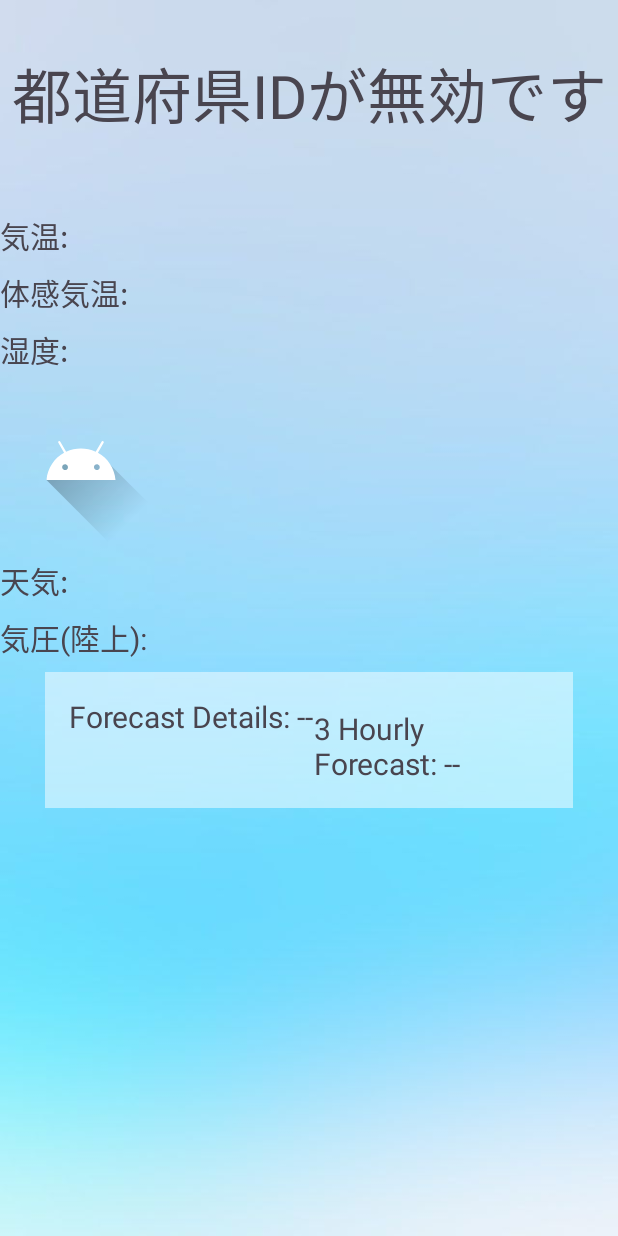
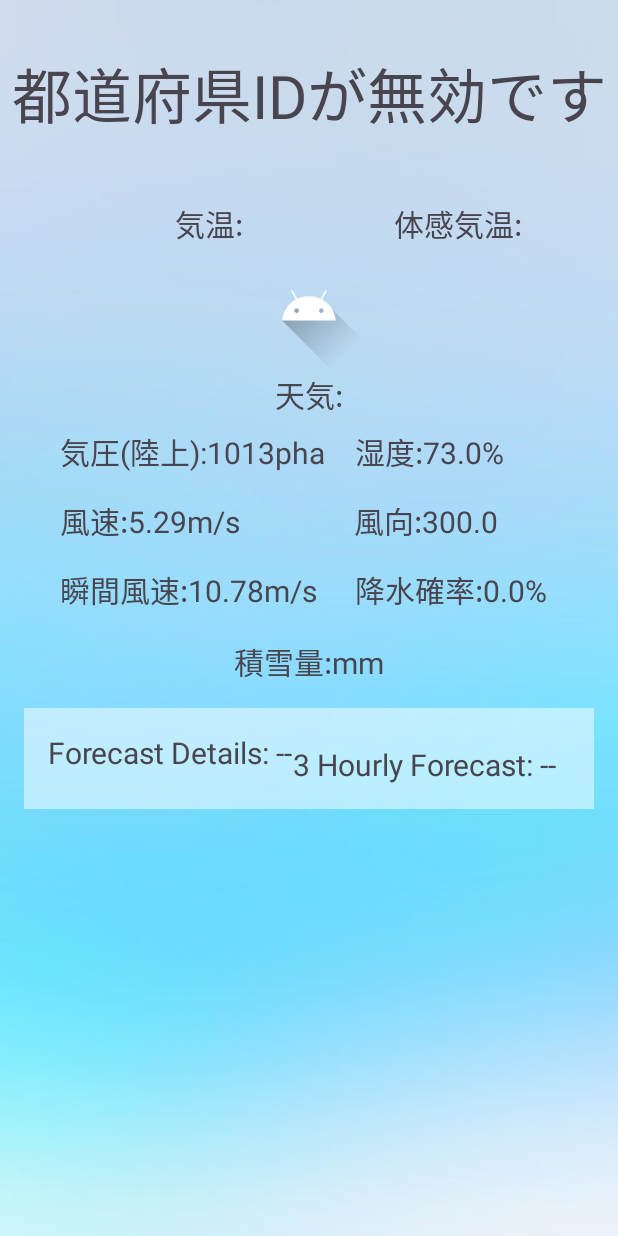
Before and after one commit to its22013/Android2, an Android app: the WeatherDetailsActivity screen opened directly, with no data from a screen before it, on a phone screen of 412 x 824 dp. Run offline under Robolectric (Android 15) with nearby library versions, the phone set to English and light mode, and no system bars; pictures from the network do not load.

Commit message:
openweather apiのアプリ８割くらいできたかな！

```diff
--- a/OpenWeatherAPI/app/src/main/java/jp/ac/it_college/std/s22013/open_weather_api/WeatherDetailsActivity.kt
+++ b/OpenWeatherAPI/app/src/main/java/jp/ac/it_college/std/s22013/open_weather_api/WeatherDetailsActivity.kt
@@ -19,6 +19,7 @@ import java.util.Date
 import java.util.Locale
 
 class WeatherDetailsActivity : AppCompatActivity() {
+
     companion object {
         private const val CURRENT_WEATHER_URL = "https://api.openweathermap.org/data/2.5/weather?lang=ja"
         private const val FORECAST_URL = "https://api.openweathermap.org/data/2.5/forecast?lang=ja"
@@ -45,7 +46,6 @@ class WeatherDetailsActivity : AppCompatActivity() {
                 showForecast(forecastResult)
             }
         } else {
-            // エラーメッセージを表示するなどの処理を追加
             binding.currentLocation.text = "都道府県IDが無効です"
         }
     }
@@ -62,14 +62,11 @@ class WeatherDetailsActivity : AppCompatActivity() {
             try {
                 con.connect()
                 val result = con.inputStream.reader().readText()
-                // 通信成功時に正しく切断する
                 result
             } catch (ex: SocketTimeoutException) {
-                // 通信がタイムアウトした場合のエラーハンドリング
                 ex.printStackTrace()
                 ""
             } finally {
-                // 通信切断をfinallyブロックに移動
                 con.disconnect()
             }
         }
@@ -104,8 +101,11 @@ class WeatherDetailsActivity : AppCompatActivity() {
             val snow = root.optJSONObject("snow")
             val snowfall = snow?.optDouble("1h", 0.0) ?: 0.0
             val timestamp = root.getLong("dt")
+            val windSpeedText = "風速: $windSpeed m/s"
+            val windDirectionText = "風向: $windDirection°"
+            val windGustText = "瞬間風速: $windGust m/s"
+            val rainText = "降水確率: ${precipitation}%"
 
-            // 現在の天気情報を表示
             binding.currentLocation.text = "現在の天気 \n $cityName"
 
             binding.currentTemperature.text = "気温: ${formatTemperature(temperature)}°C"
@@ -118,13 +118,25 @@ class WeatherDetailsActivity : AppCompatActivity() {
 
             binding.weather.text = "天気: $weatherDescription"
 
-            // 天気アイコンの表示
+            binding.windSpeed.text = windSpeedText
+
+            binding.windDirection.text = windDirectionText
+
+            binding.windGust.text = windGustText
+
+            binding.rain.text = rainText
+
+            if (snowfall > 0) {
+                binding.snowfall.text = "積雪量: ${snowfall}mm"
+            } else {
+                binding.snowfall.text = "積雪なし"
+            }
+
             Glide.with(this@WeatherDetailsActivity)
                 .load("https://openweathermap.org/img/wn/$weatherIcon.png")
                 .into(binding.weatherIcon)
 
         } else {
-            // エラーメッセージを表示するなどの処理を追加
             binding.currentLocation.text = "現在の天気情報の取得に失敗しました"
         }
     }
@@ -140,19 +152,20 @@ class WeatherDetailsActivity : AppCompatActivity() {
                 val timestamp = forecastData.getLong("dt")
                 val weatherDetails = getWeatherDetails(forecastData.getJSONArray("weather"))
 
-                // 3時間毎の5日間の天気予報を表示
-                forecastDetails.append("${timestampToTime(timestamp)} - $weatherDetails\n")
+                forecastDetails.append("${timestampToTime(timestamp)}  $weatherDetails ${getPrecipitation(forecastData)}%\n")
             }
 
-            // 以下、表示処理
             binding.hourlyForecast.text = ""
             binding.forecastDetails.text = "３時間毎の予報 \n$forecastDetails"
 
         } else {
-            // エラーメッセージを表示するなどの処理を追加
             binding.forecastDetails.text = "天気予報情報の取得に失敗しました\n3 Hourly Forecast: 天気予報情報の取得に失敗しました"
+        }
+    }
 
-        }
+    private fun getPrecipitation(forecastData: JSONObject): Double {
+        val rain = forecastData.optJSONObject("rain")
+        return rain?.optDouble("1h", 0.0) ?: 0.0
     }
 
     private fun getWeatherDetails(weatherArray: JSONArray): String {
@@ -164,16 +177,11 @@ class WeatherDetailsActivity : AppCompatActivity() {
     }
 
     private fun timestampToTime(timestamp: Long): String {
-        // タイムスタンプを時間に変換する処理を追加
-        // 例: 1637149200 → 2021-11-17 12:00:00
-        // 注意: 日付時刻のフォーマットは実際のAPIの仕様に合わせて調整する必要があります。
-        // この例では単なる参考としています。
         val format = SimpleDateFormat("yyyy-MM-dd HH:mm:ss", Locale.getDefault())
         return format.format(Date(timestamp * 1000))
     }
 
     private fun formatTemperature(temperature: Double): String {
-        // 気温を日本語の数字にフォーマットする
         val numberFormat = NumberFormat.getInstance(Locale.JAPANESE)
         return numberFormat.format(temperature.toInt())
     }
--- a/OpenWeatherAPI/app/src/main/res/layout/activity_weather_details.xml
+++ b/OpenWeatherAPI/app/src/main/res/layout/activity_weather_details.xml
@@ -9,113 +9,71 @@
     tools:context=".WeatherDetailsActivity">
 
     <ScrollView
-        android:layout_width="match_parent"
-        android:layout_height="match_parent">
+        android:layout_width="0dp"
+        android:layout_height="0dp"
+        app:layout_constraintBottom_toBottomOf="parent"
+        app:layout_constraintEnd_toEndOf="parent"
+        app:layout_constraintStart_toStartOf="parent"
+        app:layout_constraintTop_toTopOf="parent">
 
-        <LinearLayout
+        <androidx.constraintlayout.widget.ConstraintLayout
             android:layout_width="match_parent"
-            android:layout_height="wrap_content"
-            android:orientation="vertical">
+            android:layout_height="wrap_content">
 
             <!-- TextView: 現在の場所 -->
-
             <TextView
                 android:id="@+id/current_location"
-                android:layout_width="match_parent"
+                android:layout_width="0dp"
                 android:layout_height="126dp"
-                android:layout_alignParentTop="true"
-                android:layout_centerInParent="true"
-                android:layout_centerHorizontal="true"
-                android:layout_marginTop="0dp"
                 android:gravity="center"
                 android:text="@string/tool_tp"
-                android:textSize="40sp" />
+                android:textSize="40sp"
+                app:layout_constraintEnd_toEndOf="parent"
+                app:layout_constraintHorizontal_bias="0.0"
+                app:layout_constraintStart_toStartOf="parent"
+                app:layout_constraintTop_toTopOf="parent" />
 
             <!-- TextView: 気温 -->
 
+            <!-- 他のTextView要素も同様に修正 -->
+
+            <!-- LinearLayout: 予報詳細と3時間ごとの予報 -->
+
             <TextView
                 android:id="@+id/current_temperature"
-                android:layout_width="185dp"
-                android:layout_height="wrap_content"
-                android:layout_below="@+id/current_location"
-                android:layout_centerHorizontal="true"
-                android:layout_marginTop="16dp"
-                android:text="@string/temperature_label"
-                android:textSize="20sp" />
-
-            <!-- TextView: 体感気温 -->
-
-            <!-- TextView: 湿度 -->
-            <TextView
-                android:id="@+id/feels_like"
                 android:layout_width="wrap_content"
                 android:layout_height="wrap_content"
-                android:layout_below="@+id/current_temperature"
-                android:layout_centerHorizontal="true"
+                android:layout_marginStart="32dp"
                 android:layout_marginTop="8dp"
-                android:text="@string/feels_like_label"
-                android:textSize="20sp" />
+                android:layout_marginEnd="16dp"
+                android:text="@string/temperature_label"
+                android:textSize="20sp"
+                app:layout_constraintEnd_toStartOf="@+id/feels_like"
+                app:layout_constraintStart_toStartOf="parent"
+                app:layout_constraintTop_toBottomOf="@+id/current_location" />
 
-            <TextView
-                android:id="@+id/humidity"
-                android:layout_width="wrap_content"
+            <LinearLayout
+                android:layout_width="0dp"
                 android:layout_height="wrap_content"
-                android:layout_below="@+id/feels_like"
-                android:layout_centerHorizontal="true"
-                android:layout_marginTop="8dp"
-                android:text="@string/humidity_label"
-                android:textSize="20sp" />
-
-
-            <ImageView
-                android:id="@+id/weatherIcon"
-                android:layout_width="wrap_content"
-                android:layout_height="wrap_content"
-                android:layout_below="@id/humidity"
-                android:layout_centerHorizontal="true"
-                android:layout_marginTop="8dp"
-                android:src="@drawable/ic_launcher_foreground" />
-
-            <TextView
-                android:id="@+id/weather"
-                android:layout_width="wrap_content"
-                android:layout_height="wrap_content"
-                android:layout_below="@+id/weatherIcon"
-                android:layout_centerHorizontal="true"
-                android:layout_marginTop="8dp"
-                android:text="@string/Weather_label"
-                android:textSize="20sp" />
-
-            <!-- TextView: 気圧 -->
-            <TextView
-                android:id="@+id/pressure"
-                android:layout_width="wrap_content"
-                android:layout_height="wrap_content"
-                android:layout_below="@+id/weather"
-                android:layout_centerHorizontal="true"
-                android:layout_marginTop="8dp"
-                android:text="@string/pressure_label"
-                android:textSize="20sp" />
-
-            <!-- LinearLayout: 予報詳細と3時間ごとの予報 -->
-            <LinearLayout
-                android:layout_width="match_parent"
-                android:layout_height="wrap_content"
+                android:layout_marginStart="16dp"
+                android:layout_marginTop="16dp"
+                android:layout_marginEnd="16dp"
                 android:background="#80FFFFFF"
                 android:padding="16dp"
-                android:layout_marginTop="8dp"
-                android:layout_marginLeft="30dp"
-                android:layout_marginRight="30dp"
-                android:layout_below="@+id/pressure"
-                android:layout_centerHorizontal="true">
+                app:layout_constraintBottom_toBottomOf="parent"
+                app:layout_constraintEnd_toEndOf="parent"
+                app:layout_constraintHorizontal_bias="0.0"
+                app:layout_constraintStart_toStartOf="parent"
+                app:layout_constraintTop_toBottomOf="@+id/snowfall"
+                app:layout_constraintVertical_bias="1.0">
 
                 <!-- TextView: 予報詳細 -->
                 <TextView
                     android:id="@+id/forecast_details"
                     android:layout_width="wrap_content"
                     android:layout_height="wrap_content"
-                    android:textSize="20sp"
-                    android:text="Forecast Details: --" />
+                    android:text="Forecast Details: --"
+                    android:textSize="20sp" />
 
                 <!-- TextView: 3時間ごとの予報 -->
                 <TextView
@@ -123,13 +81,117 @@
                     android:layout_width="wrap_content"
                     android:layout_height="wrap_content"
                     android:layout_marginTop="8dp"
-                    android:textSize="20sp"
-                    android:layout_below="@+id/forecast_details"
-                    android:text="3 Hourly Forecast: --" />
+                    android:text="3 Hourly Forecast: --"
+                    android:textSize="20sp" />
 
             </LinearLayout>
 
-        </LinearLayout>
+            <TextView
+                android:id="@+id/feels_like"
+                android:layout_width="wrap_content"
+                android:layout_height="wrap_content"
+                android:layout_marginTop="8dp"
+                android:layout_marginEnd="64dp"
+                android:text="@string/feels_like_label"
+                android:textSize="20sp"
+                app:layout_constraintEnd_toEndOf="parent"
+                app:layout_constraintTop_toBottomOf="@+id/current_location" />
 
+            <ImageView
+                android:id="@+id/weatherIcon"
+                android:layout_width="100dp"
+                android:layout_height="84dp"
+                app:layout_constraintEnd_toEndOf="parent"
+                app:layout_constraintStart_toStartOf="parent"
+                app:layout_constraintTop_toBottomOf="@+id/current_temperature"
+                app:srcCompat="@drawable/ic_launcher_foreground" />
+
+            <TextView
+                android:id="@+id/weather"
+                android:layout_width="wrap_content"
+                android:layout_height="wrap_content"
+                android:text="@string/Weather_label"
+                android:textSize="20sp"
+                app:layout_constraintEnd_toEndOf="parent"
+                app:layout_constraintStart_toStartOf="parent"
+                app:layout_constraintTop_toBottomOf="@+id/weatherIcon" />
+
+            <TextView
+                android:id="@+id/pressure"
+                android:layout_width="wrap_content"
+                android:layout_height="wrap_content"
+                android:layout_marginStart="40dp"
+                android:layout_marginTop="8dp"
+                android:text="@string/pressure_label"
+                android:textSize="20sp"
+                app:layout_constraintStart_toStartOf="parent"
+                app:layout_constraintTop_toBottomOf="@+id/weather" />
+
+            <TextView
+                android:id="@+id/humidity"
+                android:layout_width="wrap_content"
+                android:layout_height="wrap_content"
+                android:layout_marginTop="8dp"
+                android:layout_marginEnd="76dp"
+                android:text="@string/humidity_label"
+                android:textSize="20sp"
+                app:layout_constraintEnd_toEndOf="parent"
+                app:layout_constraintTop_toBottomOf="@+id/weather" />
+
+            <TextView
+                android:id="@+id/windGust"
+                android:layout_width="wrap_content"
+                android:layout_height="wrap_content"
+                android:layout_marginStart="40dp"
+                android:layout_marginTop="16dp"
+                android:text="@string/windGust_label"
+                android:textSize="20sp"
+                app:layout_constraintStart_toStartOf="parent"
+                app:layout_constraintTop_toBottomOf="@+id/windSpeed" />
+
+            <TextView
+                android:id="@+id/rain"
+                android:layout_width="wrap_content"
+                android:layout_height="wrap_content"
+                android:layout_marginTop="16dp"
+                android:layout_marginEnd="47dp"
+                android:text="@string/rain_label"
+                android:textSize="20sp"
+                app:layout_constraintEnd_toEndOf="parent"
+                app:layout_constraintTop_toBottomOf="@+id/windDirection" />
+
+            <TextView
+                android:id="@+id/windSpeed"
+                android:layout_width="wrap_content"
+                android:layout_height="wrap_content"
+                android:layout_marginStart="40dp"
+                android:layout_marginTop="16dp"
+                android:text="@string/windSpeed_label"
+                android:textSize="20sp"
+                app:layout_constraintStart_toStartOf="parent"
+                app:layout_constraintTop_toBottomOf="@+id/pressure" />
+
+            <TextView
+                android:id="@+id/windDirection"
+                android:layout_width="wrap_content"
+                android:layout_height="wrap_content"
+                android:layout_marginTop="16dp"
+                android:layout_marginEnd="80dp"
+                android:text="@string/windDirection_label"
+                android:textSize="20sp"
+                app:layout_constraintEnd_toEndOf="parent"
+                app:layout_constraintTop_toBottomOf="@+id/humidity" />
+
+            <TextView
+                android:id="@+id/snowfall"
+                android:layout_width="wrap_content"
+                android:layout_height="wrap_content"
+                android:layout_marginTop="148dp"
+                android:text="@string/snowfall_label"
+                android:textSize="20sp"
+                app:layout_constraintEnd_toEndOf="parent"
+                app:layout_constraintStart_toStartOf="parent"
+                app:layout_constraintTop_toBottomOf="@+id/weather" />
+        </androidx.constraintlayout.widget.ConstraintLayout>
     </ScrollView>
 </androidx.constraintlayout.widget.ConstraintLayout>
--- a/OpenWeatherAPI/app/src/main/res/values/strings.xml
+++ b/OpenWeatherAPI/app/src/main/res/values/strings.xml
@@ -10,9 +10,14 @@
     <string name="weather_info">天気情報</string>
     <string name="temperature_label">気温:</string>
     <string name="feels_like_label">体感気温:</string>
-    <string name="pressure_label">気圧(陸上):</string>
-    <string name="humidity_label">湿度:</string>
+    <string name="pressure_label">気圧(陸上):1013pha</string>
+    <string name="humidity_label">湿度:73.0%</string>
     <string name="Weather_label">天気:</string>
+    <string name="windSpeed_label">風速:5.29m/s</string>
+    <string name="windDirection_label">風向:300.0</string>
+    <string name="windGust_label">瞬間風速:10.78m/s</string>
+    <string name="rain_label">降水確率:0.0%</string>
+    <string name="snowfall_label">積雪量:mm</string>
     <string name="weather_details_title">Weather Details</string>
 
     <!-- WeatherDetailsActivityの変数   -->
```
